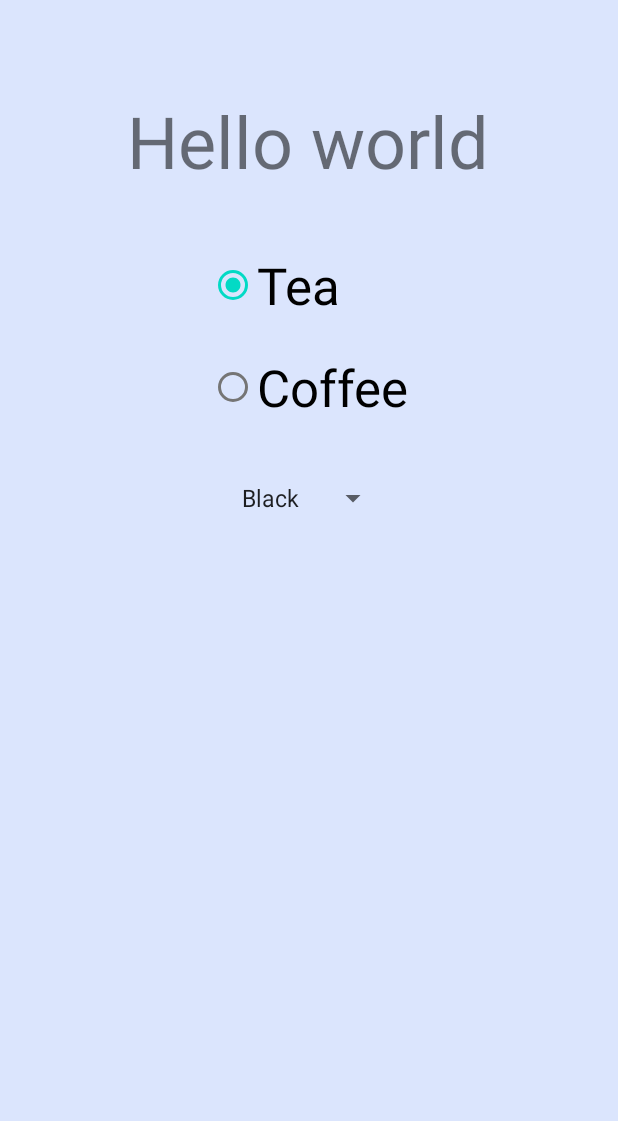
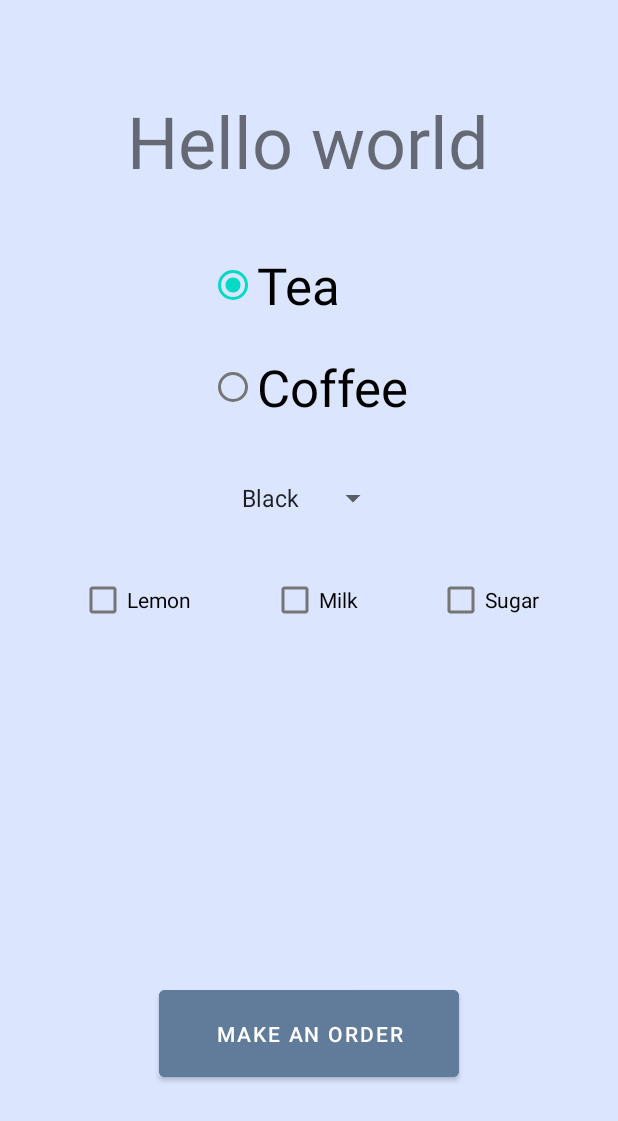
Before and after one commit to Sergey2195/order, an Android app: the layout activity_order.xml on its own in the app's theme, with its tools: preview values and no code run, on a phone screen of 412 x 824 dp. Shown: the top 1121 px of the screen. Run offline under Robolectric (Android 15) with nearby library versions, the phone set to English and light mode, and no system bars.

```diff
--- a/app/src/main/AndroidManifest.xml
+++ b/app/src/main/AndroidManifest.xml
@@ -14,6 +14,9 @@
         android:theme="@style/Theme.Order"
         tools:targetApi="31">
         <activity
+            android:name=".FinishActivity"
+            android:exported="false" />
+        <activity
             android:name=".OrderActivity"
             android:exported="false" />
         <activity
--- a/app/src/main/res/layout/activity_order.xml
+++ b/app/src/main/res/layout/activity_order.xml
@@ -34,8 +34,8 @@
             android:layout_width="match_parent"
             android:layout_height="wrap_content"
             android:layout_margin="10dp"
+            android:checked="true"
             android:text="Tea"
-            android:checked="true"
             android:textSize="34sp" />
 
         <RadioButton
@@ -52,22 +52,67 @@
         android:layout_width="wrap_content"
         android:layout_height="wrap_content"
         android:layout_marginTop="16dp"
+        android:entries="@array/Tea"
         android:minHeight="48dp"
-        android:entries="@array/Tea"
+        android:visibility="visible"
         app:layout_constraintEnd_toEndOf="parent"
         app:layout_constraintStart_toStartOf="parent"
-        android:visibility="visible"
         app:layout_constraintTop_toBottomOf="@+id/radioGroup" />
+
     <Spinner
         android:id="@+id/spinnerCoffee"
         android:layout_width="wrap_content"
         android:layout_height="wrap_content"
         android:layout_marginTop="16dp"
+        android:entries="@array/Coffee"
         android:minHeight="48dp"
-        android:entries="@array/Coffee"
+        android:visibility="invisible"
         app:layout_constraintEnd_toEndOf="parent"
         app:layout_constraintStart_toStartOf="parent"
-        android:visibility="invisible"
         app:layout_constraintTop_toBottomOf="@+id/radioGroup" />
 
+    <CheckBox
+        android:id="@+id/checkBoxLemon"
+        android:layout_width="wrap_content"
+        android:layout_height="wrap_content"
+        android:text="Lemon"
+        android:layout_marginTop="20dp"
+        app:layout_constraintEnd_toStartOf="@+id/checkBoxMilk"
+        app:layout_constraintHorizontal_bias="0.5"
+        app:layout_constraintStart_toStartOf="parent"
+        app:layout_constraintTop_toBottomOf="@+id/spinnerTea" />
+
+    <CheckBox
+        android:id="@+id/checkBoxSugar"
+        android:layout_width="wrap_content"
+        android:layout_height="wrap_content"
+        android:text="Sugar"
+        android:layout_marginTop="20dp"
+        app:layout_constraintEnd_toEndOf="parent"
+        app:layout_constraintHorizontal_bias="0.5"
+        app:layout_constraintStart_toEndOf="@+id/checkBoxMilk"
+        app:layout_constraintTop_toBottomOf="@+id/spinnerTea" />
+
+    <CheckBox
+        android:id="@+id/checkBoxMilk"
+        android:layout_width="wrap_content"
+        android:layout_height="wrap_content"
+        android:text="Milk"
+        android:layout_marginTop="20dp"
+        app:layout_constraintEnd_toStartOf="@+id/checkBoxSugar"
+        app:layout_constraintHorizontal_bias="0.5"
+        app:layout_constraintStart_toEndOf="@+id/checkBoxLemon"
+        app:layout_constraintTop_toBottomOf="@+id/spinnerTea" />
+
+    <Button
+        android:id="@+id/buttonOrder"
+        android:layout_width="200dp"
+        android:layout_height="70dp"
+        android:layout_marginBottom="100dp"
+        android:backgroundTint="@color/grey"
+        android:text="Make an order"
+        app:layout_constraintBottom_toBottomOf="parent"
+        app:layout_constraintEnd_toEndOf="parent"
+        app:layout_constraintStart_toStartOf="parent" />
+
 </androidx.constraintlayout.widget.ConstraintLayout>
```
Also changed, not shown: app/src/main/java/com/example/order/FinishActivity.kt (added, +14 -0 lines), app/src/main/java/com/example/order/OrderActivity.kt (+25 -0 lines), app/src/main/res/layout/activity_finish.xml (added, +18 -0 lines).
